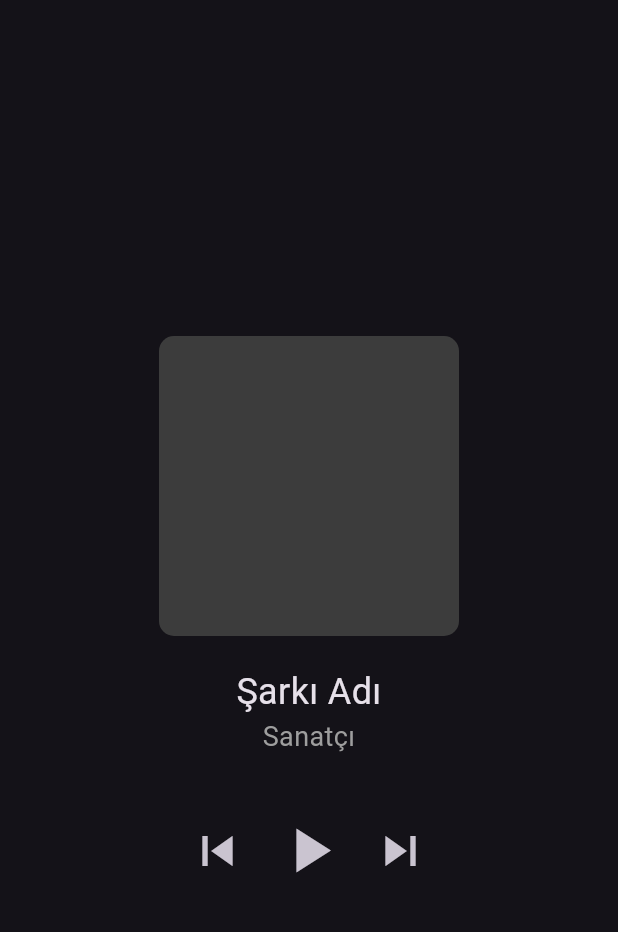
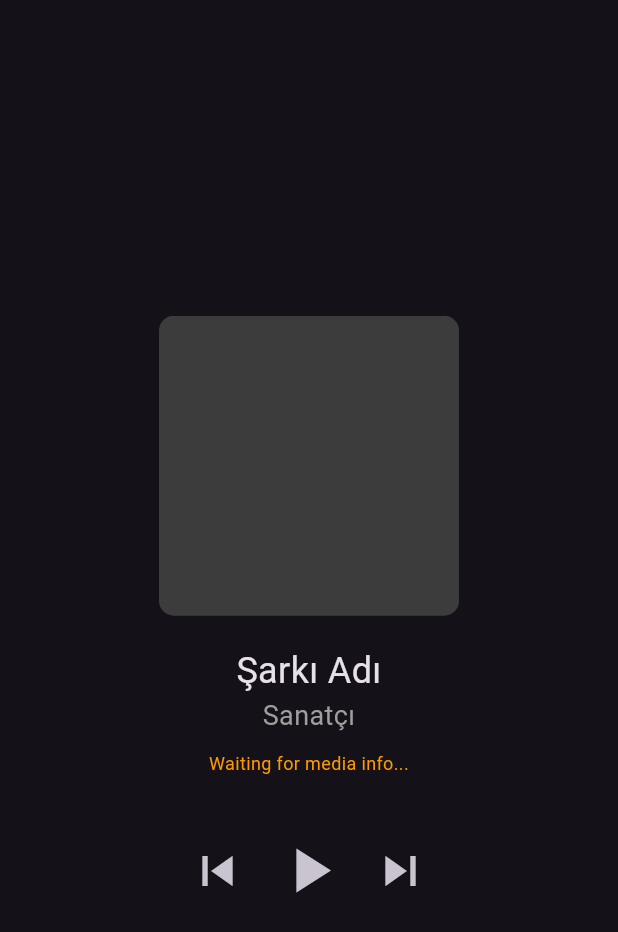
Before and after one commit to iwishkem/MusicController, a Flutter app: the screen it shows after launch, on a phone screen of 412 x 824 dp. Shown: the top 932 px of the screen. Run offline on Flutter 3.47's test engine with Material 3 defaults, Android fonts, the phone set to English and light mode, and no system bars.

Commit message:
Update main.dart

```diff
--- a/lib/main.dart
+++ b/lib/main.dart
@@ -31,6 +31,7 @@ class _MusicControlScreenState extends State<MusicControlScreen> {
   String albumArtUri = '';
   String albumArt = '';
   String displayIconUri = '';
+  String debugInfo = 'Waiting for media info...';
 
   @override
   void initState() {
@@ -49,6 +50,11 @@ class _MusicControlScreenState extends State<MusicControlScreen> {
         albumArtUri = info['albumArtUri'] ?? '';
         albumArt = info['albumArt'] ?? '';
         displayIconUri = info['displayIconUri'] ?? '';
+
+        // Create debug info for display
+        debugInfo = 'B64: ${albumArt.isNotEmpty ? "✓" : "✗"} | '
+                   'URI: ${albumArtUri.isNotEmpty ? "✓" : "✗"} | '
+                   'Icon: ${displayIconUri.isNotEmpty ? "✓" : "✗"}';
 
         // Debug logging
         print("Album art (base64): ${albumArt.isNotEmpty ? 'Available' : 'Empty'}");
@@ -79,6 +85,11 @@ class _MusicControlScreenState extends State<MusicControlScreen> {
           albumArtUri = info['albumArtUri'] ?? '';
           albumArt = info['albumArt'] ?? '';
           displayIconUri = info['displayIconUri'] ?? '';
+
+          // Update debug info
+          debugInfo = 'B64: ${albumArt.isNotEmpty ? "✓" : "✗"} | '
+                     'URI: ${albumArtUri.isNotEmpty ? "✓" : "✗"} | '
+                     'Icon: ${displayIconUri.isNotEmpty ? "✓" : "✗"}';
         });
         break;
       default:
@@ -152,6 +163,12 @@ class _MusicControlScreenState extends State<MusicControlScreen> {
               style: TextStyle(fontSize: 18, color: Colors.grey),
               textAlign: TextAlign.center,
             ),
+            SizedBox(height: 10),
+            Text(
+              debugInfo,
+              style: TextStyle(fontSize: 12, color: Colors.orange),
+              textAlign: TextAlign.center,
+            ),
             SizedBox(height: 30),
             Row(
               mainAxisAlignment: MainAxisAlignment.center,
```
